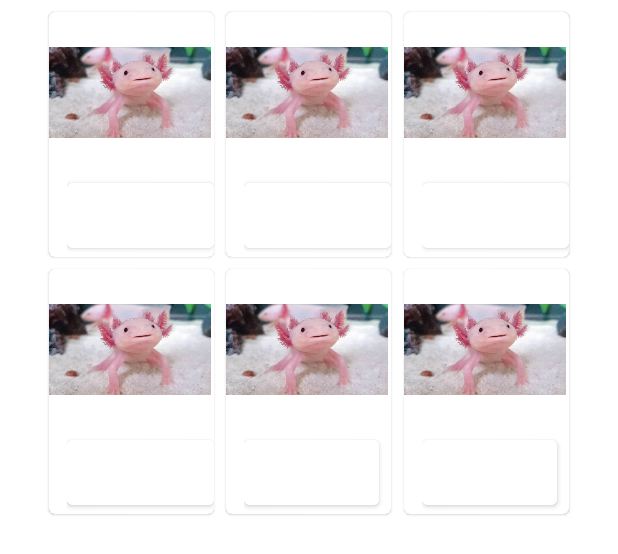
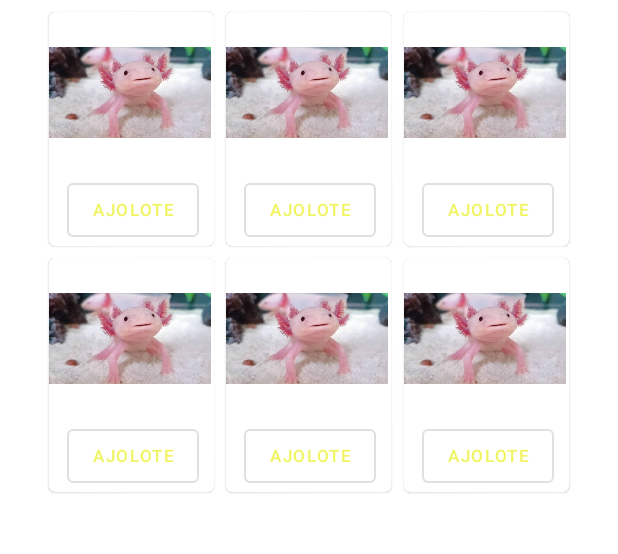
Before and after one commit to Marcosmartin16/Atlantis, an Android app: the layout activity_seleccion_historia.xml on its own in the app's theme, with its tools: preview values and no code run, on a phone screen of 412 x 824 dp. Shown: the top 554 px of the screen. Run offline under Robolectric (Android 15) with nearby library versions, the light colour scheme and no system bars.

Commit message:
TODOS IGUAL

```diff
--- a/app/src/main/java/com/sermami/atlantis/SplashScreen.java
+++ b/app/src/main/java/com/sermami/atlantis/SplashScreen.java
@@ -49,7 +49,7 @@ public class SplashScreen extends AppCompatActivity {
         new Handler(Looper.getMainLooper()).postDelayed(new Runnable() {
             @Override
             public void run() {
-                Intent intent = new Intent(SplashScreen.this,MainActivity.class);
+                Intent intent = new Intent(SplashScreen.this,SecondActivity.class);
 
                /* intent.addFlags(Intent.FLAG_ACTIVITY_NEW_TASK);
                 intent.addFlags(Intent.FLAG_ACTIVITY_CLEAR_TASK);*/
--- a/app/src/main/res/color/button_custom.xml
+++ b/app/src/main/res/color/button_custom.xml
@@ -1,6 +1,6 @@
 <?xml version="1.0" encoding="utf-8"?>
 <selector xmlns:android="http://schemas.android.com/apk/res/android">
-    <item android:color="@color/yellow"
+    <item android:color="@color/amarillo"
         android:state_pressed="true"  />
     <item android:color="@android:color/white"/>
 </selector>
--- a/app/src/main/res/values/styles.xml
+++ b/app/src/main/res/values/styles.xml
@@ -9,4 +9,10 @@
         <item name="android:strokeColor">@color/amarillo</item>
 
     </style>
+
+    <style name="mybutton" parent="Widget.MaterialComponents.Button.OutlinedButton">
+        <item name="android:textSize">11dp</item>
+        <item name="android:textColor">@color/amarillo</item>
+        <item name="android:strokeColor">@color/amarillo</item>
+    </style>
 </resources>
```
Also changed, not shown: app/src/main/AndroidManifest.xml (+17 -6 lines).
